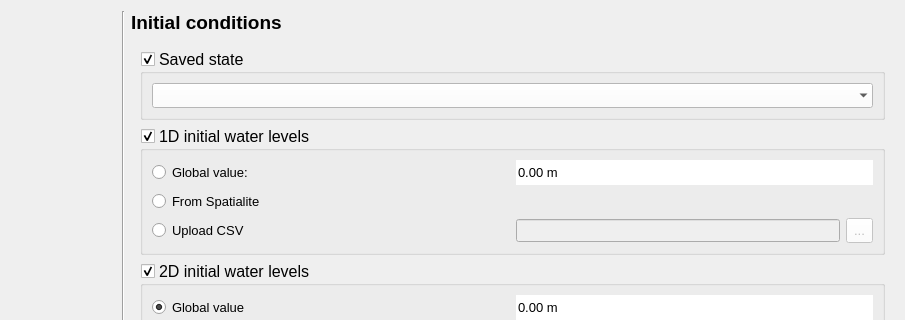
Old version of the form threedi_models_and_simulations/ui/simulation_wizard/page_initial_conditions.ui in the repository nens/threedi-api-qgis-client; both pictures show x 95 to 1000 and y 0 to 320 of the 1000 by 750 pixel window.
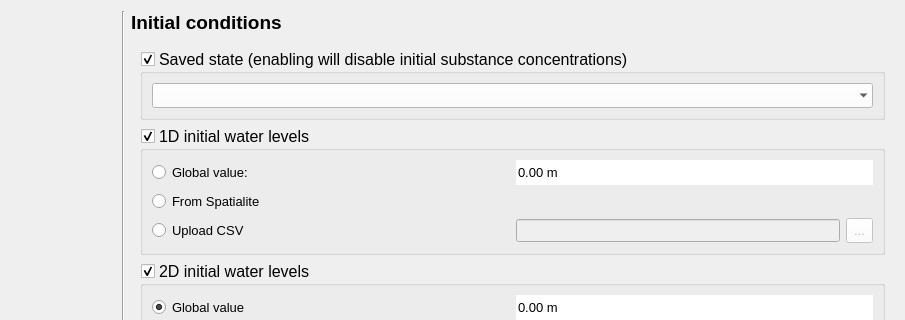
New version of the form. Custom widgets are drawn as their Qt base class.

Diff of the .ui file:
```diff
--- a/threedi_models_and_simulations/ui/simulation_wizard/page_initial_conditions.ui
+++ b/threedi_models_and_simulations/ui/simulation_wizard/page_initial_conditions.ui
@@ -773,7 +773,7 @@
          </font>
         </property>
         <property name="title">
-         <string>Saved state</string>
+         <string>Saved state (enabling will disable initial substance concentrations)</string>
         </property>
         <property name="checkable">
          <bool>true</bool>
```
